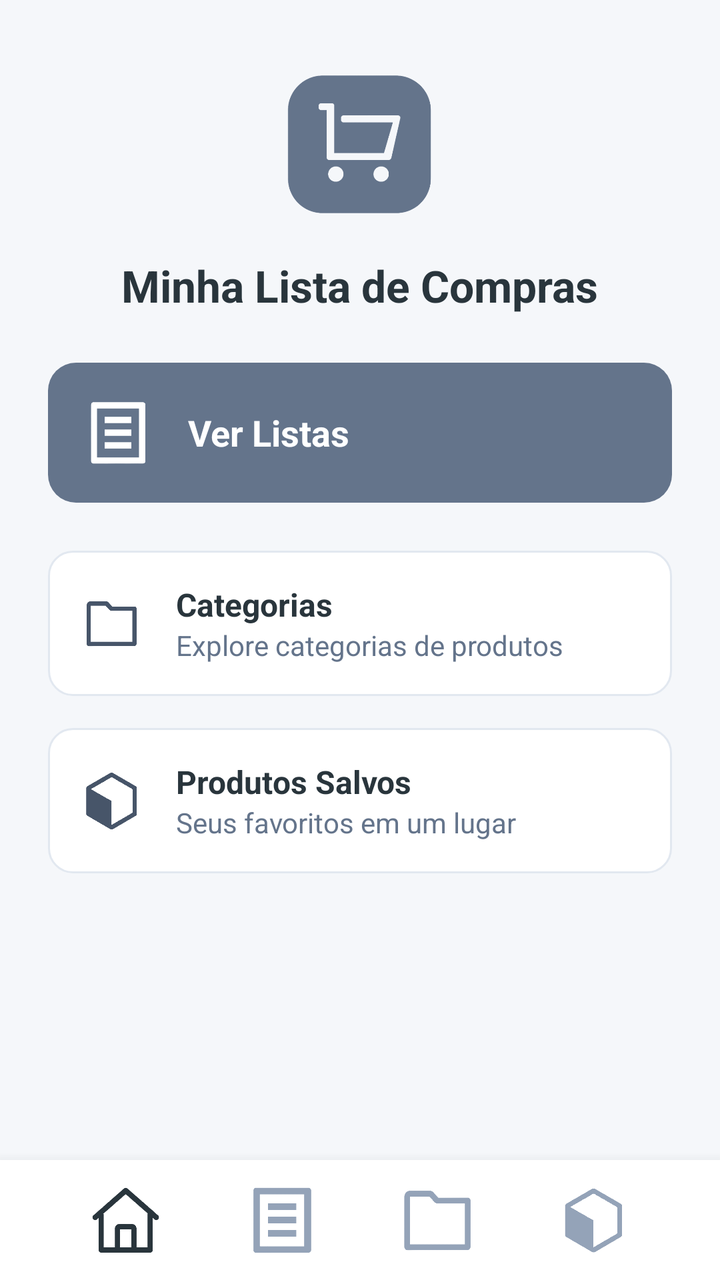
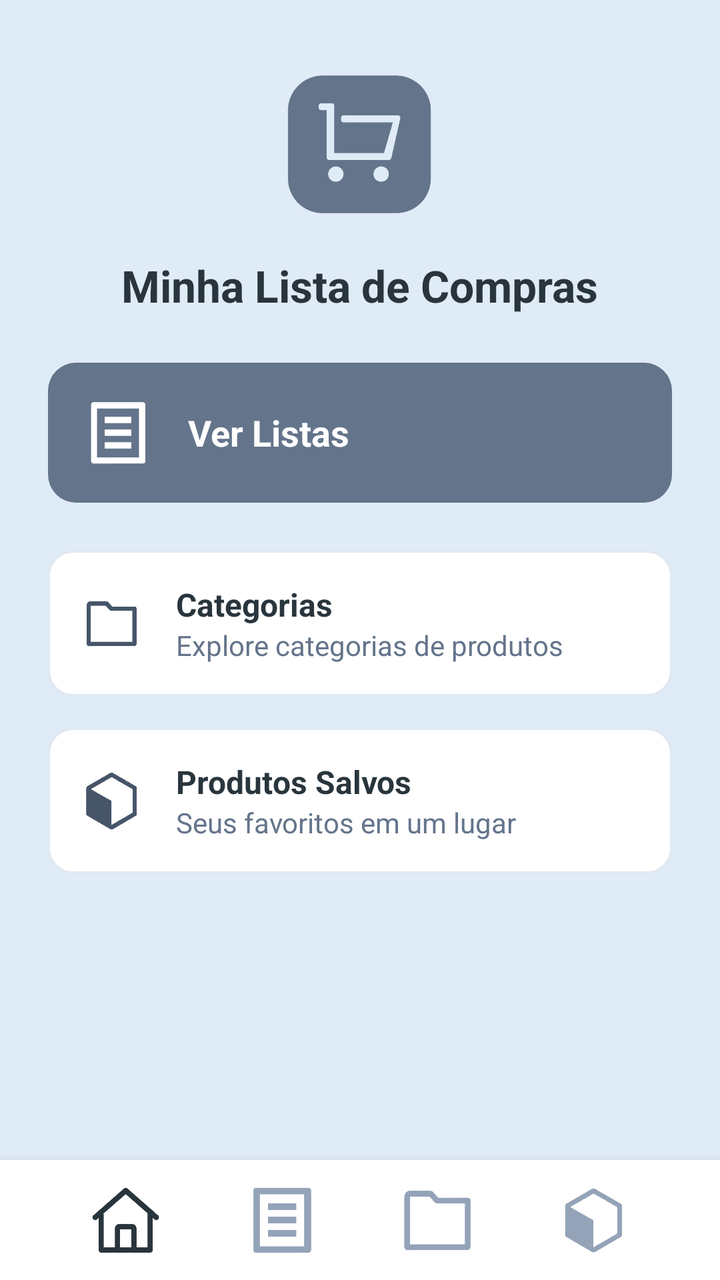

The first picture is an Android layout as it rendered before a commit; the second is the same layout after the commit. The layout source and the unified diff follow.
<!-- AndroidManifest.xml: application theme Theme.ListaCompras -->
<!-- res/layout/activity_main.xml -->
<?xml version="1.0" encoding="utf-8"?>
<RelativeLayout xmlns:android="http://schemas.android.com/apk/res/android"
    xmlns:app="http://schemas.android.com/apk/res-auto"
    xmlns:tools="http://schemas.android.com/tools"
    android:layout_width="match_parent"
    android:layout_height="match_parent"
    android:background="#F5F7FA"
    tools:context=".MainActivity">

    
    <LinearLayout
        android:id="@+id/header"
        android:layout_width="match_parent"
        android:layout_height="wrap_content"
        android:gravity="center"
        android:orientation="vertical"
        android:paddingTop="32dp"
        android:paddingBottom="24dp">

        <ImageView
            android:id="@+id/imgLogo"
            android:layout_width="80dp"
            android:layout_height="80dp"
            android:src="@drawable/img_logo"
            app:tint="#64748B"/>

        <TextView
            android:layout_width="wrap_content"
            android:layout_height="wrap_content"
            android:text="Minha Lista de Compras"
            android:textColor="#29353C"
            android:textSize="22sp"
            android:layout_marginTop="16dp"
            android:textStyle="bold" />
    </LinearLayout>

    
    <LinearLayout
        android:id="@+id/containerOpcoes"
        android:layout_width="match_parent"
        android:layout_height="wrap_content"
        android:layout_below="@id/header"
        android:orientation="vertical"
        android:paddingHorizontal="24dp">

        
        <LinearLayout
            android:id="@+id/btnVerListas"
            android:layout_width="match_parent"
            android:layout_height="wrap_content"
            android:background="@drawable/card_principal"
            android:gravity="center_vertical"
            android:orientation="horizontal"
            android:padding="18dp"
            android:layout_marginBottom="24dp">

            <ImageView
                android:layout_width="34dp"
                android:layout_height="34dp"
                android:layout_marginEnd="18dp"
                android:src="@drawable/ic_lista"
                app:tint="#FFFFFF"/>

            <TextView
                android:layout_width="wrap_content"
                android:layout_height="wrap_content"
                android:text="Ver Listas"
                android:textColor="#FFFFFF"
                android:textSize="18sp"
                android:textStyle="bold" />
        </LinearLayout>

        
        <LinearLayout
            android:id="@+id/btnCategorias"
            android:layout_width="match_parent"
            android:layout_height="wrap_content"
            android:background="@drawable/card_secundario"
            android:gravity="center_vertical"
            android:orientation="horizontal"
            android:padding="16dp"
            android:layout_marginBottom="16dp">

            <ImageView
                android:layout_width="32dp"
                android:layout_height="32dp"
                android:layout_marginEnd="16dp"
                android:src="@drawable/ic_pasta"
                app:tint="#475569"/>

            <LinearLayout
                android:orientation="vertical"
                android:layout_width="wrap_content"
                android:layout_height="wrap_content">

                <TextView
                    android:layout_width="wrap_content"
                    android:layout_height="wrap_content"
                    android:text="Categorias"
                    android:textSize="16sp"
                    android:textStyle="bold"
                    android:textColor="#29353C" />

                <TextView
                    android:layout_width="wrap_content"
                    android:layout_height="wrap_content"
                    android:text="Explore categorias de produtos"
                    android:textSize="14sp"
                    android:textColor="#64748B" />
            </LinearLayout>
        </LinearLayout>

        
        <LinearLayout
            android:id="@+id/btnProdutosSalvos"
            android:layout_width="match_parent"
            android:layout_height="wrap_content"
            android:background="@drawable/card_secundario"
            android:gravity="center_vertical"
            android:orientation="horizontal"
            android:padding="16dp">

            <ImageView
                android:layout_width="32dp"
                android:layout_height="32dp"
                android:layout_marginEnd="16dp"
                android:src="@drawable/ic_caixa"
                app:tint="#475569"/>

            <LinearLayout
                android:orientation="vertical"
                android:layout_width="wrap_content"
                android:layout_height="wrap_content">

                <TextView
                    android:layout_width="wrap_content"
                    android:layout_height="wrap_content"
                    android:text="Produtos Salvos"
                    android:textSize="16sp"
                    android:textStyle="bold"
                    android:textColor="#29353C" />

                <TextView
                    android:layout_width="wrap_content"
                    android:layout_height="wrap_content"
                    android:text="Seus favoritos em um lugar"
                    android:textSize="14sp"
                    android:textColor="#64748B" />
            </LinearLayout>
        </LinearLayout>

    </LinearLayout>

    
    <LinearLayout
        android:id="@+id/footer"
        android:layout_width="match_parent"
        android:layout_height="60dp"
        android:layout_alignParentBottom="true"
        android:background="#FFFFFF"
        android:elevation="10dp"
        android:gravity="center"
        android:orientation="horizontal"
        android:paddingHorizontal="24dp">

        <ImageView
            android:id="@+id/iconHome"
            android:layout_width="36dp"
            android:layout_height="36dp"
            android:layout_weight="1"
            android:src="@drawable/ic_home"
            app:tint="#29353C"/>

        <ImageView
            android:id="@+id/iconListas"
            android:layout_width="36dp"
            android:layout_height="36dp"
            android:layout_weight="1"
            android:src="@drawable/ic_lista"
            app:tint="#94A3B8"/>

        <ImageView
            android:id="@+id/iconCategorias"
            android:layout_width="36dp"
            android:layout_height="36dp"
            android:layout_weight="1"
            android:src="@drawable/ic_pasta"
            app:tint="#94A3B8"/>

        <ImageView
            android:id="@+id/iconProdutos"
            android:layout_width="36dp"
            android:layout_height="36dp"
            android:layout_weight="1"
            android:src="@drawable/ic_caixa"
            app:tint="#94A3B8"/>
    </LinearLayout>

</RelativeLayout>
<!-- resources referenced by this layout -->
<resources>
  <!-- drawable card_principal (drawable) -->
  <shape xmlns:android="http://schemas.android.com/apk/res/android">
      <solid android:color="#64748B"/>
      <corners android:radius="14dp"/>
  </shape>
  <!-- drawable card_secundario (drawable) -->
  <shape xmlns:android="http://schemas.android.com/apk/res/android">
      <solid android:color="#FFFFFF"/>
      <corners android:radius="12dp"/>
      <stroke android:width="1dp" android:color="#E2E8F0"/>
  </shape>
  <!-- drawable ic_caixa: png bitmap (drawable, 30803 bytes) -->
  <!-- drawable ic_home: png bitmap (drawable, 26750 bytes) -->
  <!-- drawable ic_lista: png bitmap (drawable, 12721 bytes) -->
  <!-- drawable ic_pasta: png bitmap (drawable, 12054 bytes) -->
  <!-- drawable img_logo: png bitmap (drawable, 77015 bytes) -->
  <style name="Theme.ListaCompras" parent="Base.Theme.ListaCompras" />
  <style name="Base.Theme.ListaCompras" parent="Theme.Material3.DayNight.NoActionBar">
          
          
      </style>
</resources>

<!-- the commit's change to res/layout/activity_main.xml (unified diff, before → after) -->
@@ -2,9 +2,10 @@
 <RelativeLayout xmlns:android="http://schemas.android.com/apk/res/android"
     xmlns:app="http://schemas.android.com/apk/res-auto"
     xmlns:tools="http://schemas.android.com/tools"
+    android:id="@+id/main"
     android:layout_width="match_parent"
     android:layout_height="match_parent"
-    android:background="#F5F7FA"
+    android:background="#DFEBF6"
     tools:context=".MainActivity">
 
     
